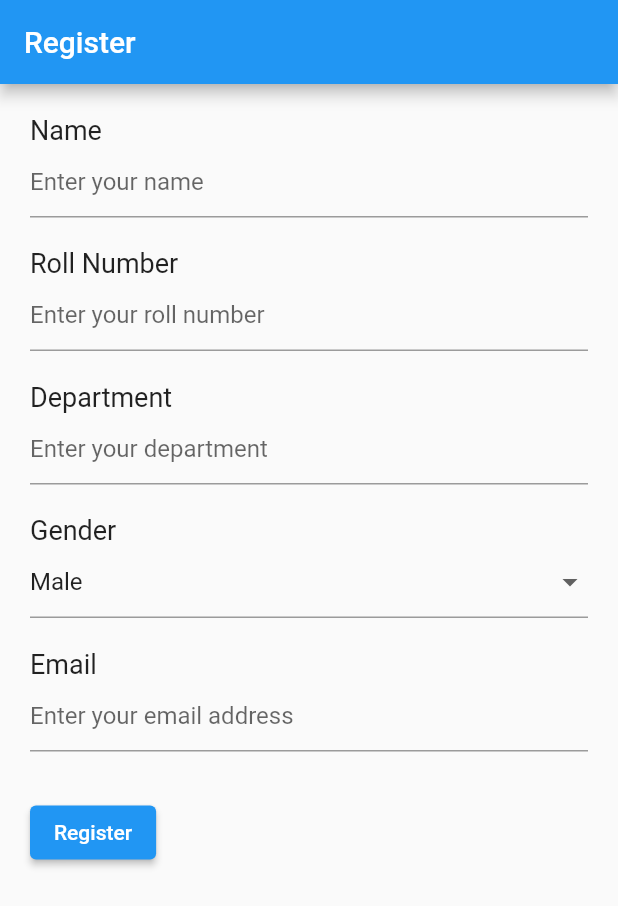
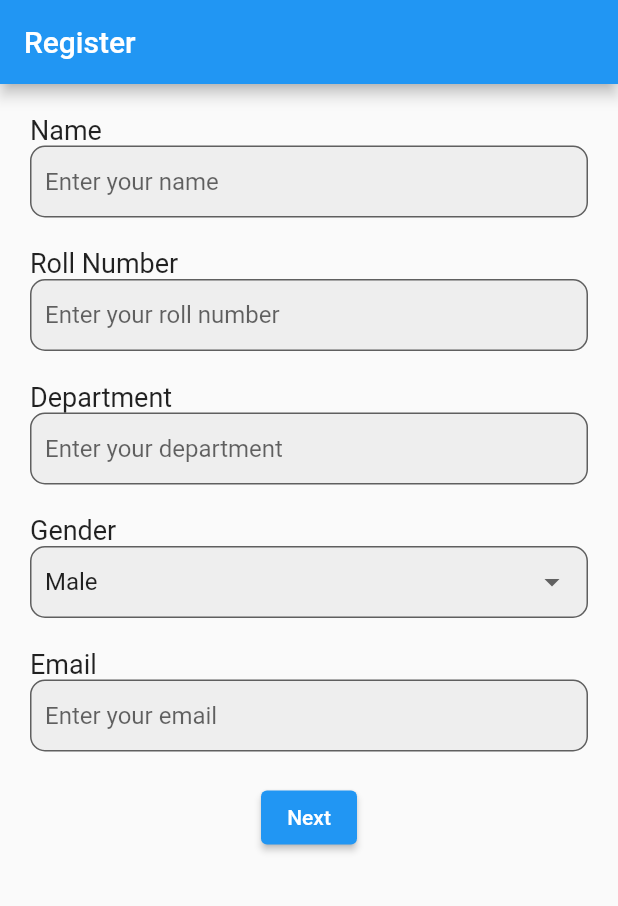
Before and after one commit to nithin-kasauzki/RoommateFinder-App, a Flutter app: the RegisterPage screen opened directly, on a phone screen of 412 x 824 dp. Shown: the top 906 px of the screen. Run offline on Flutter 3.47's test engine with Material 2 defaults, Android fonts, the phone set to English and light mode, and no system bars.

```diff
--- a/lib/signup.dart
+++ b/lib/signup.dart
@@ -1,5 +1,5 @@
 import 'package:flutter/material.dart';
-
+import 'interest.dart';
 class RegisterPage extends StatefulWidget {
   @override
   _RegisterPageState createState() => _RegisterPageState();
@@ -34,6 +34,19 @@ class _RegisterPageState extends State<RegisterPage> {
                 controller: _nameController,
                 decoration: InputDecoration(
                   hintText: 'Enter your name',
+                  border: OutlineInputBorder(
+                    borderRadius: BorderRadius.circular(10.0),
+                  ),
+                  focusedBorder: OutlineInputBorder(
+                    borderSide: BorderSide(
+                      color: Theme.of(context).accentColor,
+                      width: 2.0,
+                    ),
+                    borderRadius: BorderRadius.circular(10.0),
+                  ),
+                  filled: true,
+                  fillColor: Colors.grey[200],
+                  contentPadding: EdgeInsets.all(10.0),
                 ),
                 validator: (value) {
                   if (value == null || value.isEmpty) {
@@ -51,6 +64,19 @@ class _RegisterPageState extends State<RegisterPage> {
                 controller: _rollNumController,
                 decoration: InputDecoration(
                   hintText: 'Enter your roll number',
+                  border: OutlineInputBorder(
+                    borderRadius: BorderRadius.circular(10.0),
+                  ),
+                  focusedBorder: OutlineInputBorder(
+                    borderSide: BorderSide(
+                      color: Theme.of(context).accentColor,
+                      width: 2.0,
+                    ),
+                    borderRadius: BorderRadius.circular(10.0),
+                  ),
+                  filled: true,
+                  fillColor: Colors.grey[200],
+                  contentPadding: EdgeInsets.all(10.0),
                 ),
                 validator: (value) {
                   if (value == null || value.isEmpty) {
@@ -68,6 +94,19 @@ class _RegisterPageState extends State<RegisterPage> {
                 controller: _deptController,
                 decoration: InputDecoration(
                   hintText: 'Enter your department',
+                  border: OutlineInputBorder(
+                    borderRadius: BorderRadius.circular(10.0),
+                  ),
+                  focusedBorder: OutlineInputBorder(
+                    borderSide: BorderSide(
+                      color: Theme.of(context).accentColor,
+                      width: 2.0,
+                    ),
+                    borderRadius: BorderRadius.circular(10.0),
+                  ),
+                  filled: true,
+                  fillColor: Colors.grey[200],
+                  contentPadding: EdgeInsets.all(10.0),
                 ),
                 validator: (value) {
                   if (value == null || value.isEmpty) {
@@ -93,15 +132,29 @@ class _RegisterPageState extends State<RegisterPage> {
                     value: 'female',
                   ),
                 ],
+                decoration: InputDecoration(
+                  hintText: 'Select your gender',
+                  border: OutlineInputBorder(
+                    borderRadius: BorderRadius.circular(10.0),
+                  ),
+                  focusedBorder: OutlineInputBorder(
+                    borderSide: BorderSide(
+                      color: Theme.of(context).accentColor,
+                      width: 2.0,
+                    ),
+                    borderRadius: BorderRadius.circular(10.0),
+                  ),
+                  filled: true,
+                  fillColor: Colors.grey[200],
+                  contentPadding: EdgeInsets.all(10.0),
+                ),
                 onChanged: (value) {
                   setState(() {
                     _genderValue = value!;
                   });
                 },
-                decoration: InputDecoration(
-                  hintText: 'Select your gender',
-                ),
               ),
+
               SizedBox(height: 20.0),
               Text(
                 'Email',
@@ -111,26 +164,45 @@ class _RegisterPageState extends State<RegisterPage> {
                 controller: _emailController,
                 keyboardType: TextInputType.emailAddress,
                 decoration: InputDecoration(
-                  hintText: 'Enter your email address',
+                  hintText: 'Enter your email',
+                  border: OutlineInputBorder(
+                    borderRadius: BorderRadius.circular(10.0),
+                  ),
+                  focusedBorder: OutlineInputBorder(
+                    borderSide: BorderSide(
+                      color: Theme.of(context).accentColor,
+                      width: 2.0,
+                    ),
+                    borderRadius: BorderRadius.circular(10.0),
+                  ),
+                  filled: true,
+                  fillColor: Colors.grey[200],
+                  contentPadding: EdgeInsets.all(10.0),
                 ),
                 validator: (value) {
                   if (value == null || value.isEmpty) {
-                    return 'Please enter your email address';
+                    return 'Please enter your email';
                   }
                   if (!value.contains('@')) {
-                    return 'Please enter a valid email address';
+                    return 'Please enter a valid email';
                   }
                   return null;
                 },
               ),
-              SizedBox(height: 30.0),
-              ElevatedButton(
-                onPressed: () {
-                  if (_formKey.currentState != null && _formKey.currentState!.validate()) {
-                    // Do registration logic here
-                  }
-                },
-                child: Text('Register'),
+              SizedBox(height: 20.0),
+              Center(
+                child: ElevatedButton(
+                  onPressed: () {
+                    if (_formKey.currentState!.validate()) {
+                        // TODO: Perform registration
+                      Navigator.pushReplacement(context, MaterialPageRoute (
+                          builder: (BuildContext context) =>  InterestsPage(),
+                    ),);
+                      print('Registration Successful');
+                    }
+                  },
+                  child: Text('Next'),
+                ),
               ),
             ],
           ),
```
Also changed, not shown: lib/interest.dart (added, +117 -0 lines).
